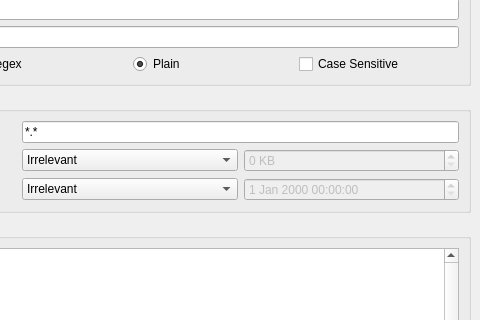
Before: the Qt Designer form src/MainWindow.ui in visuve/grepQt, drawn with Qt 5; both pictures show x 220 to 700 and y 128 to 448 of the 700 by 700 pixel window.
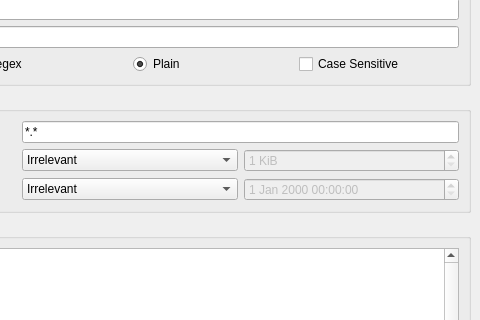
After: the same form once the commit is applied.

Commit message: Set limits to file size spinner

```diff
--- a/src/MainWindow.ui
+++ b/src/MainWindow.ui
@@ -123,7 +123,13 @@
           <bool>false</bool>
          </property>
          <property name="suffix">
-          <string> KB</string>
+          <string> KiB</string>
+         </property>
+         <property name="minimum">
+          <number>1</number>
+         </property>
+         <property name="maximum">
+          <number>1024</number>
          </property>
         </widget>
        </item>
```
